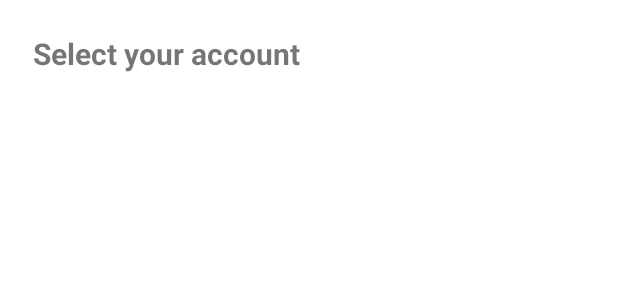
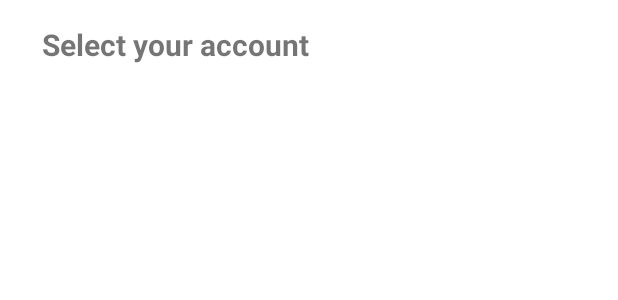
Before and after one commit to SimranjitKaur2815/ExpenseTracker, an Android app: the layout activity_login.xml on its own in the app's theme, with its tools: preview values and no code run, on a phone screen of 412 x 824 dp. Shown: the top 300 px of the screen. Run offline under Robolectric (Android 15) with nearby library versions, the phone set to English and light mode, and no system bars.

Commit message:
Manage account

```diff
--- a/app/src/main/java/com/example/expensetrackersystem/ui/activities/SignUpActivity.java
+++ b/app/src/main/java/com/example/expensetrackersystem/ui/activities/SignUpActivity.java
@@ -59,7 +59,7 @@ public class SignUpActivity extends AppCompatActivity {
                 dobCal.set(Calendar.MONTH, month);
                 dobCal.set(Calendar.DAY_OF_MONTH, day);
                 dob = dobCal.getTime();
-                Log.e("TAG", "initListeners: "+dob );
+                Log.e("TAG", "initListeners: " + dob);
                 dobEt.setText(DateHelper.getProcessedDate(year, month, day));
             }, cal.get(Calendar.YEAR), cal.get(Calendar.MONTH), cal.get(Calendar.DAY_OF_MONTH));
             DatePicker datePicker = datePickerDialog.getDatePicker();
@@ -83,7 +83,7 @@ public class SignUpActivity extends AppCompatActivity {
 
                     @Override
                     public void onFailure(String msg) {
-                        runOnUiThread(() -> Toast.makeText(SignUpActivity.this, msg, Toast.LENGTH_SHORT).show());
+                        Toast.makeText(SignUpActivity.this, msg, Toast.LENGTH_SHORT).show();
                     }
                 });
             } catch (GeneralSecurityException e) {
--- a/app/src/main/java/com/example/expensetrackersystem/ui/activities/profile/ProfileOptionsAdapter.java
+++ b/app/src/main/java/com/example/expensetrackersystem/ui/activities/profile/ProfileOptionsAdapter.java
@@ -50,7 +50,7 @@ public class ProfileOptionsAdapter extends RecyclerView.Adapter<ProfileOptionsAd
     private void manageOptionClick(String optionCode) {
         switch (optionCode) {
             case "MA":
-                ((Activity) context).startActivity(new Intent(context, LoginActivity.class));
+                ((Activity) context).startActivity(new Intent(context, LoginActivity.class).putExtra("fromProfile","Yes"));
                 break;
             case "CA":
                 Toast.makeText(context, optionCode, Toast.LENGTH_SHORT).show();
--- a/app/src/main/java/com/example/expensetrackersystem/utils/db/UserDbListener.java
+++ b/app/src/main/java/com/example/expensetrackersystem/utils/db/UserDbListener.java
@@ -21,5 +21,9 @@ public interface UserDbListener {
     interface onDeleteAccountListener{
          void onSuccess();
          void onFailure(String msg);
+         void onPasswordRequired(onPasswordRequiredListener listener);
+    }
+    interface onPasswordRequiredListener{
+         void onSuccess();
     }
 }
--- a/app/src/main/res/layout/activity_login.xml
+++ b/app/src/main/res/layout/activity_login.xml
@@ -48,14 +48,39 @@
         android:layout_height="match_parent"
         android:orientation="vertical">
 
-        <TextView
+        <LinearLayout
             android:layout_width="wrap_content"
             android:layout_height="wrap_content"
-            android:layout_margin="22dp"
-            android:text="Select your account"
-            android:textSize="20sp"
-            android:textStyle="bold" />
+            android:gravity="center_vertical"
+            android:padding="16dp">
 
+            <ImageView
+                android:id="@+id/backButton"
+                android:layout_width="wrap_content"
+                android:layout_height="wrap_content"
+                android:src="@drawable/ic_back_arrow"
+                android:visibility="gone" />
+
+            <TextView
+                android:layout_width="wrap_content"
+                android:layout_height="wrap_content"
+                android:layout_marginStart="12dp"
+                android:text="Select your account"
+                android:textSize="20sp"
+                android:textStyle="bold" />
+
+        </LinearLayout>
+
+        <Button
+            android:id="@+id/addUserBtn"
+            android:layout_width="wrap_content"
+            android:layout_height="wrap_content"
+            android:layout_marginStart="20dp"
+            android:backgroundTint="@color/light_orange"
+            android:text="Add User"
+            android:textAllCaps="false"
+            android:textColor="@color/text_orange"
+            android:visibility="gone" />
 
         <androidx.recyclerview.widget.RecyclerView
             android:id="@+id/usersRecyc"
--- a/app/src/main/res/layout/activity_profile.xml
+++ b/app/src/main/res/layout/activity_profile.xml
@@ -64,6 +64,7 @@
             </com.google.android.material.card.MaterialCardView>
 
             <TextView
+                android:id="@+id/userName"
                 android:layout_width="wrap_content"
                 android:layout_height="wrap_content"
                 android:layout_below="@id/avatarCard"
```
Also changed, not shown: app/src/main/java/com/example/expensetrackersystem/ui/activities/login/LoginActivity.java (+72 -8 lines), app/src/main/java/com/example/expensetrackersystem/ui/activities/login/LoginAdapter.java (+4 -3 lines), app/src/main/java/com/example/expensetrackersystem/ui/activities/profile/ProfileActivity.java (+24 -0 lines), app/src/main/java/com/example/expensetrackersystem/utils/db/DbHelper.java (+49 -2 lines), app/src/main/res/layout/password_req_dia_lay.xml (added, +26 -0 lines).
